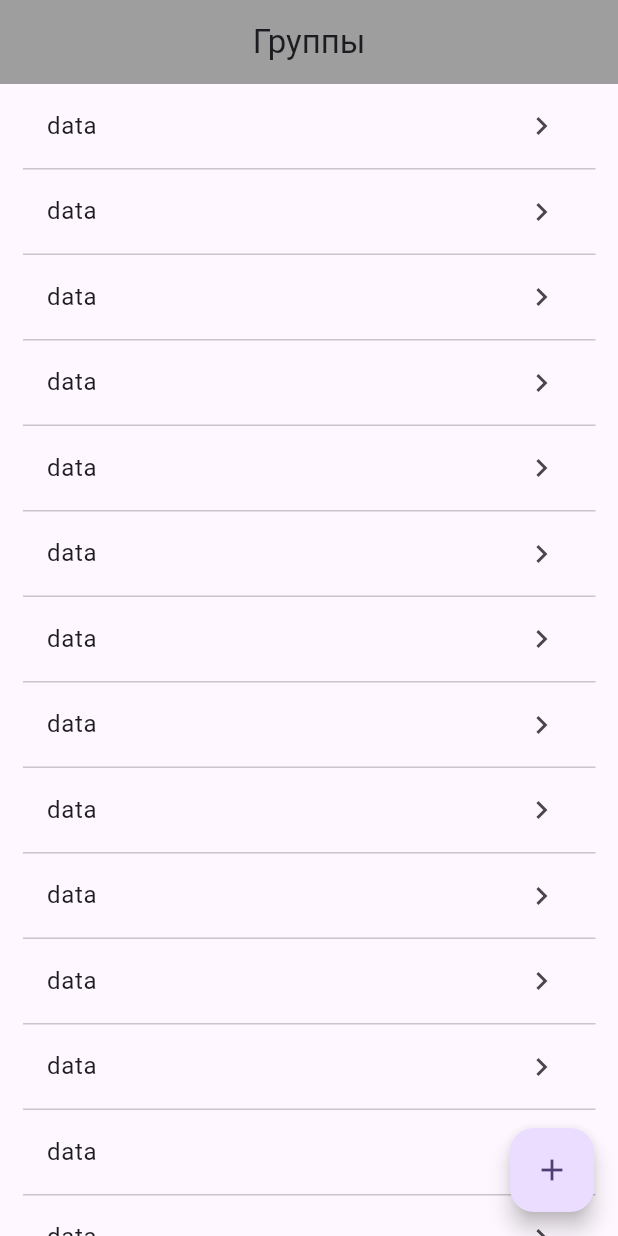
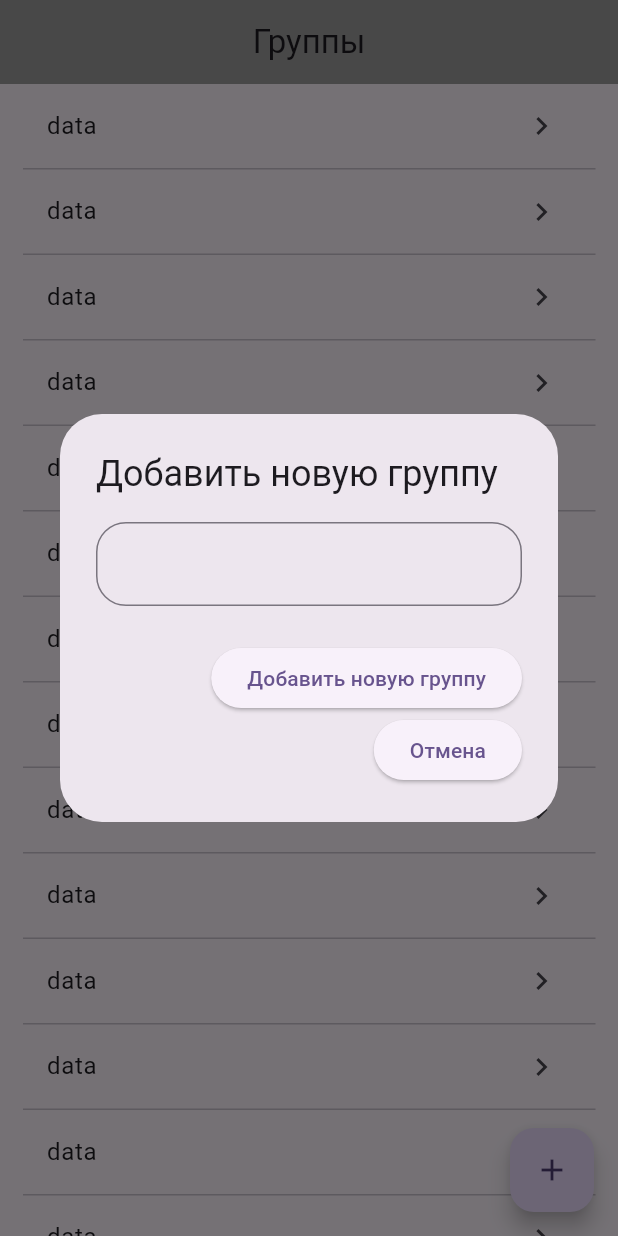
Before and after one commit to Omen48/todolist, a Flutter app: the screen it shows after launch, after a tap on the "add" icon, on a phone screen of 412 x 824 dp. Run offline on Flutter 3.47's test engine with Material 3 defaults, Android fonts, the phone set to English and light mode, and no system bars; drawn by our look-alikes of flutter_slidable.

```diff
--- a/lib/widgets/example/example.dart
+++ b/lib/widgets/example/example.dart
@@ -1,4 +1,5 @@
 import 'package:flutter/material.dart';
+import 'package:flutter_slidable/flutter_slidable.dart';
 
 class Examp extends StatelessWidget {
   const Examp({super.key});
@@ -8,12 +9,40 @@ class Examp extends StatelessWidget {
     return Scaffold(
       appBar: AppBar(
         centerTitle: true,
-        title: Text('Группы'),
+        title: const Text('Группы'),
       ),
-      body: SafeArea(child: GroupList()),
+      body: const SafeArea(child: GroupList()),
       floatingActionButton: FloatingActionButton(
-        onPressed: () {},
-        child: Icon(Icons.add),
+        onPressed: () {
+          showDialog(
+            context: context,
+            builder: (_) => AlertDialog.adaptive(
+              actionsAlignment: MainAxisAlignment.center,
+              actions: [
+                ElevatedButton(
+                  onPressed: () {},
+                  child: Text('Добавить новую группу'),
+                ),
+                ElevatedButton(
+                  onPressed: () {},
+                  child: Text('Отмена'),
+                ),
+              ],
+              elevation: 24.0,
+              content: const TextField(
+                decoration: InputDecoration(
+                  border: OutlineInputBorder(
+                    borderRadius: BorderRadius.all(
+                      Radius.circular(20.0),
+                    ),
+                  ),
+                ),
+              ),
+              title: const Text('Добавить новую группу'),
+            ),
+          );
+        },
+        child: const Icon(Icons.add),
       ),
     );
   }
@@ -47,9 +76,32 @@ class RowOfGroup extends StatelessWidget {
 
   @override
   Widget build(BuildContext context) {
-    return const ListTile(
-      title: Text('data'),
-      trailing: Icon(Icons.chevron_right),
+    return Slidable(
+      endActionPane: ActionPane(
+        motion: const StretchMotion(),
+        children: [
+          SlidableAction(
+            // An action can be bigger than the others.
+            flex: 1,
+            onPressed: (context) => () {},
+            backgroundColor: Color(0xFF7BC043),
+            foregroundColor: Colors.white,
+            icon: Icons.archive,
+            label: 'Archive',
+          ),
+          SlidableAction(
+            onPressed: (context) => () {},
+            backgroundColor: Colors.red,
+            foregroundColor: Colors.white,
+            icon: Icons.delete,
+            label: 'Delete',
+          ),
+        ],
+      ),
+      child: const ListTile(
+        title: Text('data'),
+        trailing: Icon(Icons.chevron_right),
+      ),
     );
   }
 }
--- a/pubspec.yaml
+++ b/pubspec.yaml
@@ -35,7 +35,7 @@ dependencies:
   # The following adds the Cupertino Icons font to your application.
   # Use with the CupertinoIcons class for iOS style icons.
   cupertino_icons: ^1.0.2
-
+  flutter_slidable: ^3.0.1
 dev_dependencies:
   flutter_test:
     sdk: flutter
```
Also changed, not shown: pubspec.lock.
